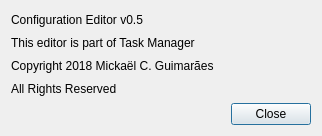
Before: the Qt Designer form ConfigurationEditingTool/src/aboutdialog.ui in MickaelOnTheWave/GuimicK, drawn with Qt 5.
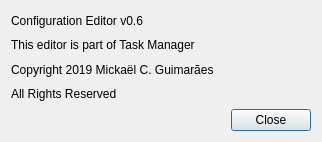
After: the same form once the commit is applied.

Commit message: Updated copyright information. Added base for Schedule command.

```diff
--- a/ConfigurationEditingTool/src/aboutdialog.ui
+++ b/ConfigurationEditingTool/src/aboutdialog.ui
@@ -7,7 +7,7 @@
     <x>0</x>
     <y>0</y>
     <width>322</width>
-    <height>136</height>
+    <height>142</height>
    </rect>
   </property>
   <property name="windowTitle">
@@ -31,7 +31,7 @@
    <item row="2" column="0" colspan="2">
     <widget class="QLabel" name="label_2">
      <property name="text">
-      <string>Copyright 2018 Mickaël C. Guimarães</string>
+      <string>Copyright 2019 Mickaël C. Guimarães</string>
      </property>
     </widget>
    </item>
@@ -51,7 +51,7 @@
    <item row="0" column="0">
     <widget class="QLabel" name="labelExeInfo">
      <property name="text">
-      <string>Configuration Editor v0.5</string>
+      <string>Configuration Editor v0.6</string>
      </property>
     </widget>
    </item>
```
The commit also changes 4 other files.
